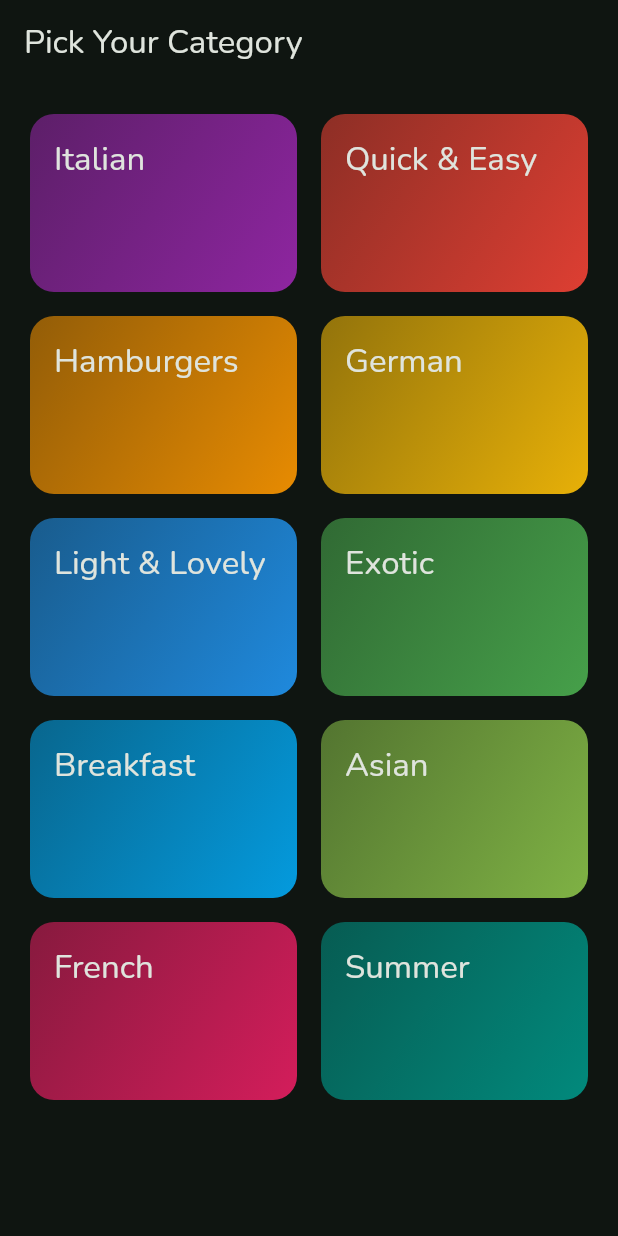
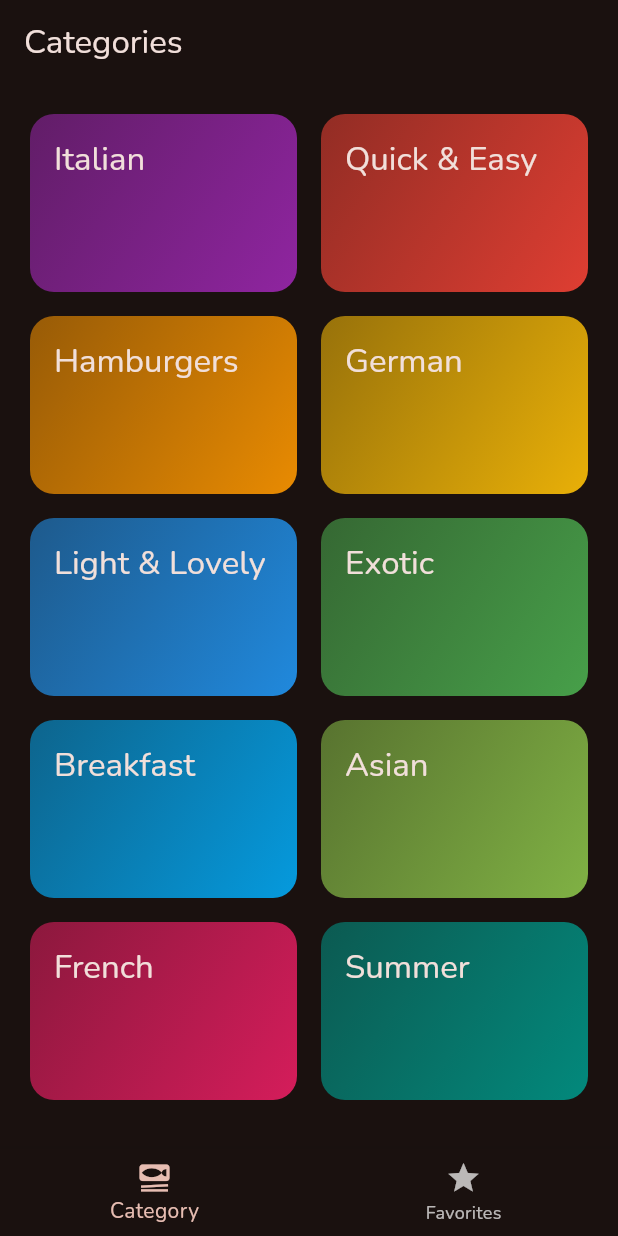
Before and after one commit to nanoosushi/meals-app, a Flutter app: the screen it shows after launch, on a phone screen of 412 x 824 dp. Run offline on Flutter 3.47's test engine with Material 3 defaults, Android fonts, the phone set to English and light mode, and no system bars; our stand-ins replace google_fonts, transparent_image.

Commit message:
adding nav bar and favorites screen

```diff
--- a/lib/main.dart
+++ b/lib/main.dart
@@ -1,11 +1,11 @@
 import 'package:flutter/material.dart';
 import 'package:google_fonts/google_fonts.dart';
-import 'package:meals_app/screens/categories.dart';
+import 'package:meals_app/screens/tabs.dart';
 
 final theme = ThemeData(
   colorScheme: ColorScheme.fromSeed(
     brightness: Brightness.dark,
-    seedColor: const Color.fromARGB(255, 0, 131, 76),
+    seedColor: const Color.fromARGB(255, 131, 31, 0),
   ),
   textTheme: GoogleFonts.nunitoTextTheme(),
 );
@@ -21,7 +21,7 @@ class App extends StatelessWidget {
   Widget build(BuildContext context) {
     return MaterialApp(
       theme: theme,
-      home: const CategoriesScreen(),
+      home: const TabsScreen(),
     );
   }
 }
--- a/lib/screens/categories.dart
+++ b/lib/screens/categories.dart
@@ -21,11 +21,7 @@ class CategoriesScreen extends StatelessWidget {
 
   @override
   Widget build(BuildContext context) {
-    return Scaffold(
-      appBar: AppBar(
-        title: const Text('Pick Your Category'),
-      ),
-      body: GridView(
+    return GridView(
       padding: const EdgeInsetsDirectional.all(20),
       gridDelegate: const SliverGridDelegateWithFixedCrossAxisCount(
           crossAxisCount: 2,
@@ -45,7 +41,6 @@ class CategoriesScreen extends StatelessWidget {
       // below is alternative
       // [for (category in availableCategories)
       //  CategoryGridItem(category: category)]
-      ),
     );
   }
 }
--- /dev/null
+++ b/lib/screens/tabs.dart
@@ -0,0 +1,48 @@
+import 'package:flutter/material.dart';
+import 'package:meals_app/screens/categories.dart';
+import 'package:meals_app/screens/meals.dart';
+
+class TabsScreen extends StatefulWidget {
+  const TabsScreen({super.key});
+  @override
+  State<TabsScreen> createState() {
+    return TabsScreenState();
+  }
+}
+
+class TabsScreenState extends State<TabsScreen> {
+  int _selectedPageIndex = 0;
+
+  void _selectPage(int index) {
+    setState(() {
+      _selectedPageIndex = index;
+    });
+  }
+
+  @override
+  Widget build(BuildContext context) {
+    Widget activePage = const CategoriesScreen();
+    var activePageTitle = 'Categories';
+    if (_selectedPageIndex == 1) {
+      activePage = const MealsScreen(
+        meals: [],
+      );
+      activePageTitle = 'Your Favorites';
+    }
+    return Scaffold(
+      appBar: AppBar(
+        title: Text(activePageTitle),
+      ),
+      body: activePage,
+      bottomNavigationBar: BottomNavigationBar(
+        onTap: _selectPage,
+        currentIndex: _selectedPageIndex,
+        items: const [
+          BottomNavigationBarItem(
+              icon: Icon(Icons.set_meal), label: 'Category'),
+          BottomNavigationBarItem(icon: Icon(Icons.star), label: 'Favorites'),
+        ],
+      ),
+    );
+  }
+}
```
Also changed, not shown: lib/screens/meal_details.dart (+38 -1 lines), lib/screens/meals.dart (+8 -3 lines). Lines whose indentation alone changed are shown as unchanged.
